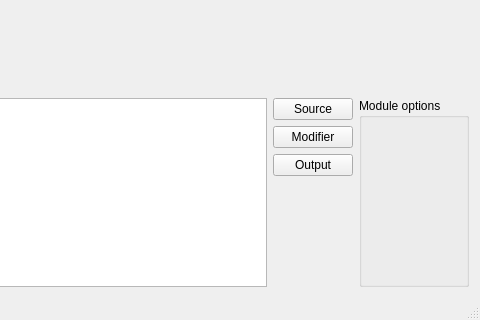
First picture: the form in NoiseTextureGenerator/mainwindow.ui, repository Kvalme/noisetexturegenerator, before the edit; both pictures show x 635 to 1115 and y 448 to 768 of the 1115 by 768 pixel window.
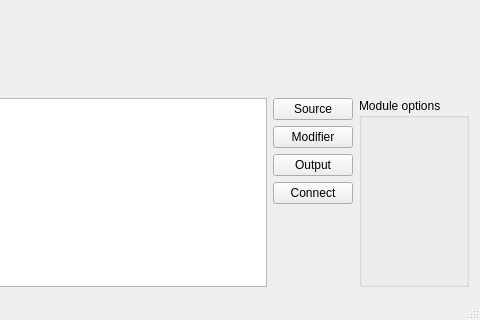
Second picture: the form after the edit.

Commit message: All modules can be placed

The edit to the form file:
```diff
--- a/NoiseTextureGenerator/mainwindow.ui
+++ b/NoiseTextureGenerator/mainwindow.ui
@@ -53,6 +53,13 @@
           </property>
          </widget>
         </item>
+        <item>
+         <widget class="QPushButton" name="connectModules">
+          <property name="text">
+           <string>Connect</string>
+          </property>
+         </widget>
+        </item>
         <item>
          <spacer name="verticalSpacer">
           <property name="orientation">
```
Left out of the diff: 4 changed lines with no effect on the pictures. The commit also changes 4 other files.
